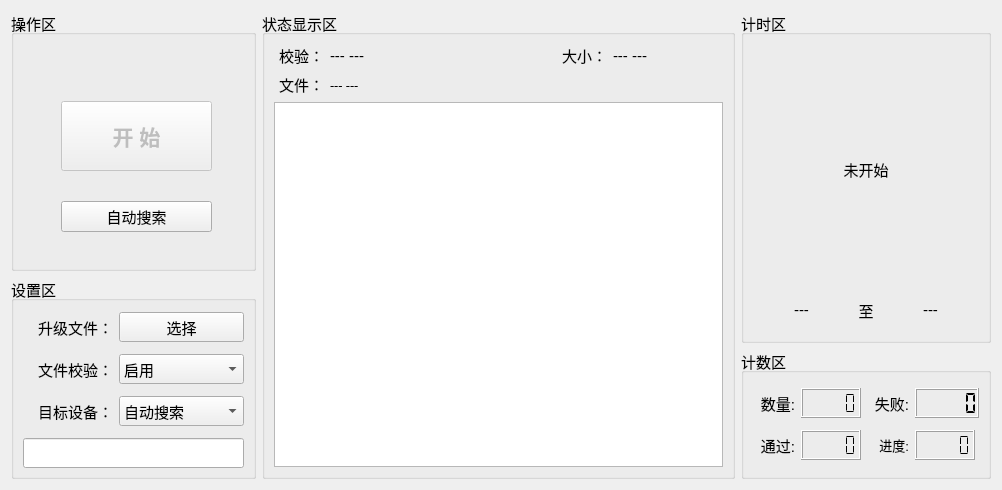
Before: the Qt Designer form ip_ota/home/home_workwid.ui in ChinaClever/IP-Tools, drawn with Qt 5.
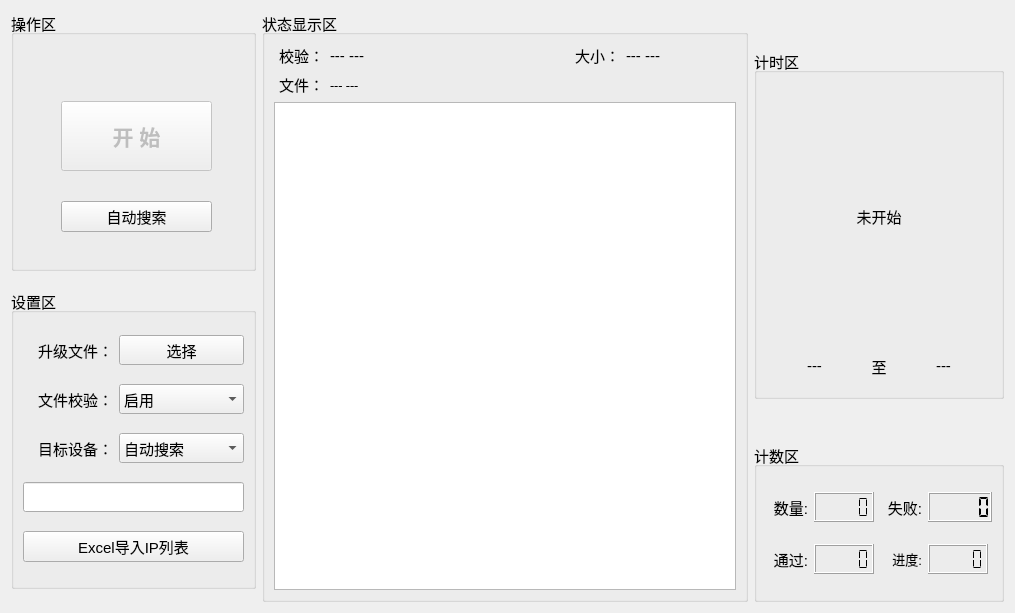
After: the same form once the commit is applied.

The edit to the form file:
```diff
--- a/ip_ota/home/home_workwid.ui
+++ b/ip_ota/home/home_workwid.ui
@@ -6,8 +6,8 @@
    <rect>
     <x>0</x>
     <y>0</y>
-    <width>1002</width>
-    <height>490</height>
+    <width>1015</width>
+    <height>613</height>
    </rect>
   </property>
   <property name="windowTitle">
@@ -459,7 +459,7 @@
      <property name="maximumSize">
       <size>
        <width>245</width>
-       <height>245</height>
+       <height>300</height>
       </size>
      </property>
      <property name="font">
@@ -471,15 +471,6 @@
       <string>设置区</string>
      </property>
      <layout class="QGridLayout" name="gridLayout_5">
-      <property name="topMargin">
-       <number>5</number>
-      </property>
-      <property name="bottomMargin">
-       <number>0</number>
-      </property>
-      <property name="verticalSpacing">
-       <number>6</number>
-      </property>
       <item row="0" column="0">
        <widget class="QLabel" name="label_6">
         <property name="minimumSize">
@@ -614,6 +605,13 @@
         </property>
        </widget>
       </item>
+      <item row="4" column="0" colspan="2">
+       <widget class="QPushButton" name="excelBtn">
+        <property name="text">
+         <string>Excel导入IP列表</string>
+        </property>
+       </widget>
+      </item>
      </layout>
     </widget>
    </item>
```
Left out of the diff: 5 changed lines with no effect on the pictures.
